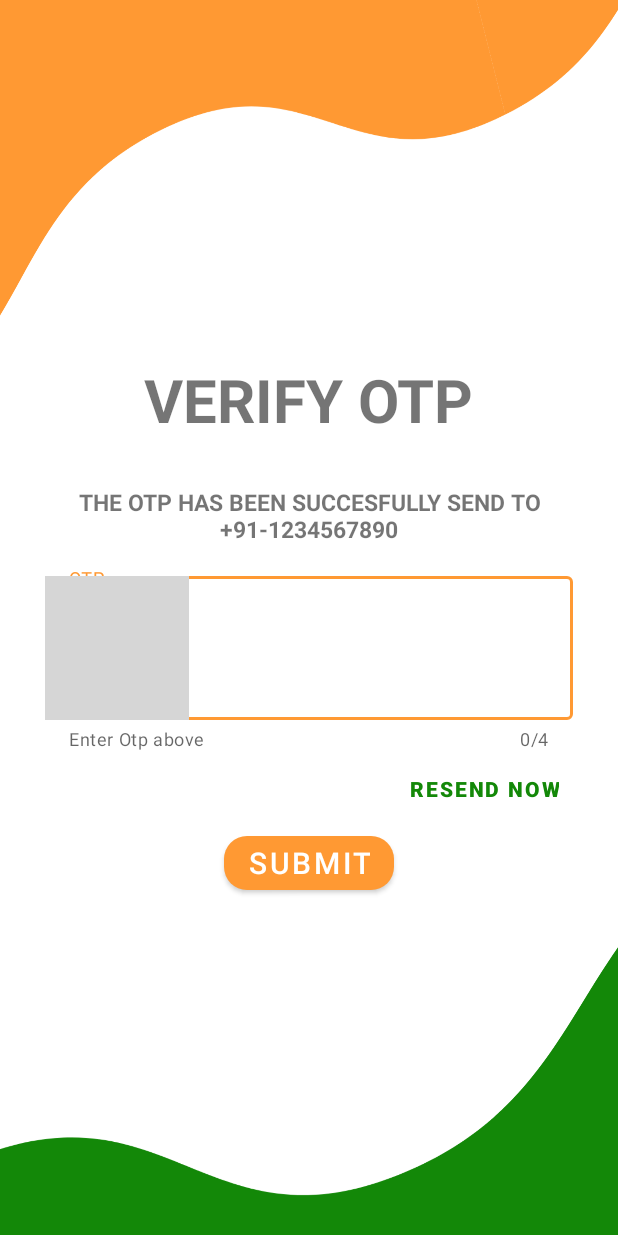
After one commit to sinhasamarth/VoteIndia, an Android app: the layout activity_otp_screen.xml on its own in the app's theme, with its tools: preview values and no code run, on a phone screen of 412 x 824 dp. The commit adds this screen. Run offline under Robolectric (Android 15) with nearby library versions, the phone set to English and light mode, and no system bars; grey boxes are pictures that could not be loaded.

Commit message:
Added All the components fixed Bugs and created OTP Screen Added

```diff
--- a/app/src/main/java/com/example/voteindia/SplashScreen.kt
+++ b/app/src/main/java/com/example/voteindia/SplashScreen.kt
@@ -18,9 +18,6 @@ class SplashScreen : AppCompatActivity() {
 
     fun getSplash()
     {
-        //Setting Status Bar Color
-
-        window.statusBarColor = ContextCompat.getColor(this, R.color.orangecustom)
 
         // Getting the Views From Xml
 
@@ -54,7 +51,7 @@ class SplashScreen : AppCompatActivity() {
 
         // Intent Switcher
         Handler(Looper.getMainLooper()).postDelayed({
-            val i = Intent(this,MainActivity::class.java)
+            val i = Intent(this,otpScreen::class.java)
             startActivity(i)
             finish()
         },3800)
--- /dev/null
+++ b/app/src/main/res/layout/activity_otp_screen.xml
@@ -0,0 +1,82 @@
+<?xml version="1.0" encoding="utf-8"?>
+<LinearLayout xmlns:android="http://schemas.android.com/apk/res/android"
+    xmlns:app="http://schemas.android.com/apk/res-auto"
+    xmlns:tools="http://schemas.android.com/tools"
+    android:layout_width="match_parent"
+    android:layout_height="match_parent"
+    tools:context=".MainActivity"
+    android:orientation="vertical"
+    android:padding="30dp"
+    android:gravity="center"
+    android:background="@drawable/bg1">
+
+    <com.google.android.material.textview.MaterialTextView
+        android:layout_width="wrap_content"
+        android:layout_height="wrap_content"
+        android:text="@string/verify_otp_text"
+        android:textSize="40sp"
+        android:textStyle="bold"
+        android:textAllCaps="true"
+        android:layout_margin="15dp"
+        />
+
+    <com.google.android.material.textview.MaterialTextView
+        android:layout_width="wrap_content"
+        android:layout_height="wrap_content"
+        android:text="The Otp has been Succesfully send to +91-1234567890"
+        android:textAlignment="center"
+        android:textSize="15sp"
+        android:textStyle="bold"
+        android:textAllCaps="true"
+        android:layout_margin="15dp"
+        />
+
+    <com.google.android.material.textfield.TextInputLayout
+        android:layout_width="match_parent"
+        android:layout_height="wrap_content"
+        app:startIconDrawable="@drawable/ic_baseline_fingerprint_24"
+        style="@style/Widget.MaterialComponents.TextInputLayout.OutlinedBox"
+        android:hint= "@string/otpText"
+        android:textSize="15sp"
+        app:helperTextEnabled="true"
+        app:helperText="Enter Otp above "
+        app:errorEnabled="true"
+        app:counterEnabled="true"
+        app:counterMaxLength="4"
+
+        >
+
+        <com.google.android.material.textfield.TextInputEditText
+            android:layout_width="match_parent"
+            android:layout_height="wrap_content"
+            android:inputType="number"
+            android:textSize="15sp"
+            android:maxLength="4"
+            android:maxLines="1"
+            android:singleLine="true"
+            />
+        <Button
+            android:layout_margin="1dp"
+            style="@style/Widget.MaterialComponents.Button.TextButton"
+            android:layout_width="match_parent"
+            android:layout_height="wrap_content"
+            android:text="@string/resend_text"
+            android:textColor="@color/greenCustom"
+            android:textStyle="bold"
+            android:textAlignment="textEnd"
+            />
+
+        <com.google.android.material.button.MaterialButton
+            android:layout_width="wrap_content"
+            android:layout_height="wrap_content"
+            android:layout_gravity="center"
+            android:textSize="20sp"
+            android:text="@string/submitText"
+            app:cornerRadius="15dp"
+            android:textColor="@color/white"
+            />
+    </com.google.android.material.textfield.TextInputLayout>
+
+
+
+</LinearLayout>
--- a/app/src/main/res/values-night/themes.xml
+++ b/app/src/main/res/values-night/themes.xml
@@ -3,8 +3,8 @@
     <style name="Theme.VoteIndia" parent="Theme.MaterialComponents.Light.NoActionBar">
         <!-- Primary brand color. -->
         <item name="colorPrimary">@color/purple_200</item>
-        <item name="colorPrimaryVariant">@color/orangecustom</item>
-        <item name="colorOnPrimary">@color/black</item>
+        <item name="colorPrimaryVariant">@color/purple_200</item>
+        <item name="colorOnPrimary">@color/purple_200</item>
         <!-- Secondary brand color. -->
         <item name="colorSecondary">@color/teal_200</item>
         <item name="colorSecondaryVariant">@color/teal_200</item>
--- a/app/src/main/res/values/colors.xml
+++ b/app/src/main/res/values/colors.xml
@@ -1,12 +1,12 @@
 <?xml version="1.0" encoding="utf-8"?>
 <resources>
-    <color name="purple_200">#FF6D00</color>
-    <color name="purple_500">#FF6D00</color>
+    <color name="purple_200">#FF9933</color>
+    <color name="purple_500">#FF9933</color>
     <color name="purple_700">#FF3700B3</color>
     <color name="teal_200">#FF03DAC5</color>
     <color name="teal_700">#FF018786</color>
     <color name="black">#FF000000</color>
-    <color name="white">#FFFFFFFF</color>
+    <color name="white">#FFFFFF</color>
     <color name="greenCustom">#138808</color>
-    <color name="orangecustom">#FF9933</color>
+    <color name="redHelper">#D50000</color>
 </resources>
--- a/app/src/main/res/values/strings.xml
+++ b/app/src/main/res/values/strings.xml
@@ -1,4 +1,10 @@
 <resources>
     <string name="app_name">Vote India</string>
     <string name="App_Name">VOTE INDIA</string>
+    <string name="resend_text">Resend Now</string>
+    <string name="submitText">Submit</string>
+    <string name="otpText">OTP</string>
+    <string name="verify_otp_text">Verify OTP</string>
+    <string name="get_otp">Get Otp</string>
+    <string name="fillcorrect">Check it</string>
 </resources>
--- a/app/src/main/res/values/themes.xml
+++ b/app/src/main/res/values/themes.xml
@@ -3,7 +3,7 @@
     <style name="Theme.VoteIndia" parent="Theme.MaterialComponents.Light.NoActionBar">
         <!-- Primary brand color. -->
         <item name="colorPrimary">@color/purple_500</item>
-        <item name="colorPrimaryVariant">@color/purple_700</item>
+        <item name="colorPrimaryVariant">@color/purple_500</item>
         <item name="colorOnPrimary">@color/white</item>
         <!-- Secondary brand color. -->
         <item name="colorSecondary">@color/teal_200</item>
```
Also changed, not shown: app/src/main/AndroidManifest.xml (+4 -4 lines), app/src/main/java/com/example/voteindia/otpScreen.kt (added, +11 -0 lines), app/src/main/res/drawable-v24/ic_baseline_accessibility_new_24.xml (added, +10 -0 lines), app/src/main/res/drawable-v24/ic_baseline_location_on_24.xml (added, +10 -0 lines), app/src/main/res/drawable-v24/ic_baseline_person_24.xml (added, +10 -0 lines), app/src/main/res/drawable-v24/ic_baseline_security_24.xml (added, +10 -0 lines), app/src/main/res/drawable-v24/bg1.png (added).
